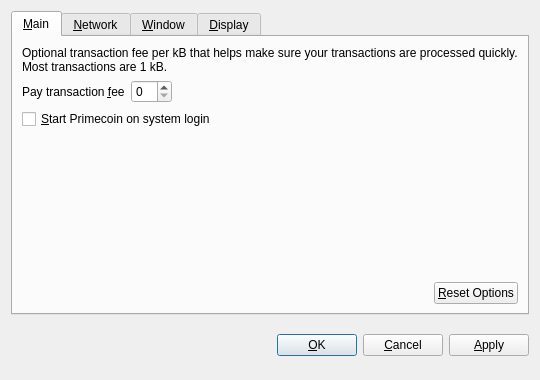
First picture: the form in src/qt/forms/optionsdialog.ui, repository adtscoin/advertisingcoin, before the edit.
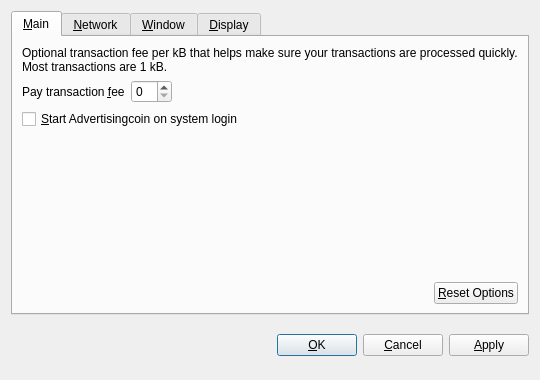
Second picture: the form after the edit. Custom widgets are drawn as their Qt base class.

```diff
--- a/src/qt/forms/optionsdialog.ui
+++ b/src/qt/forms/optionsdialog.ui
@@ -82,7 +82,7 @@
           <string>Automatically start Primecoin after logging in to the system.</string>
          </property>
          <property name="text">
-          <string>&amp;Start Primecoin on system login</string>
+          <string>&amp;Start Advertisingcoin on system login</string>
          </property>
         </widget>
        </item>
```
Left out of the diff: 10 changed lines with no effect on the pictures.
